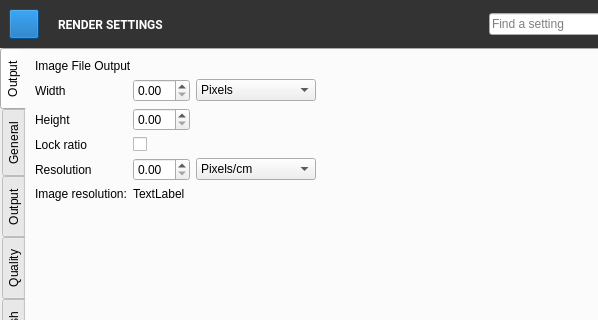
This is QChromosome/rendersettings.ui in Michalaq/ChromosomeVisualizer as Qt 5 draws it before an edit; both pictures show x 0 to 598 and y 0 to 320 of the 800 by 600 pixel window. The edited form follows.
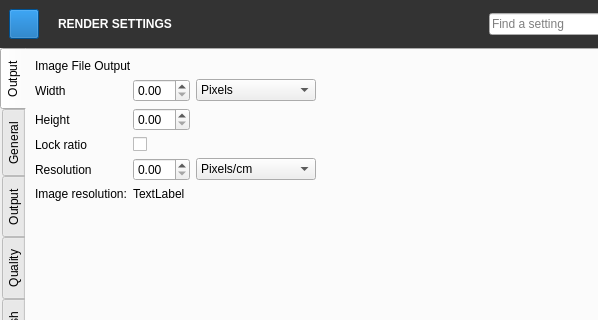
This is the edited form. Icons and pictures are not drawn. Custom widgets are drawn as their Qt base class.

Commit message: Changed class of RenderSettings from QWidget to MainWindow

What changed in the file:
```diff
--- a/QChromosome/rendersettings.ui
+++ b/QChromosome/rendersettings.ui
@@ -1,7 +1,7 @@
 <?xml version="1.0" encoding="UTF-8"?>
 <ui version="4.0">
  <class>RenderSettings</class>
- <widget class="QWidget" name="RenderSettings">
+ <widget class="QMainWindow" name="RenderSettings">
   <property name="geometry">
    <rect>
     <x>0</x>
@@ -274,6 +274,10 @@
 .label {
 	min-height: 30px;
 }</string>
+  </property>
+  <widget class="QWidget" name="centralwidget">
+   <property name="windowTitle">
+    <string>Material Browser</string>
   </property>
   <layout class="QVBoxLayout" name="verticalLayout">
    <property name="spacing">
@@ -351,20 +355,16 @@
       </item>
       <item>
        <widget class="QLabel" name="label">
-        <property name="font">
-         <font>
-          <family>Roboto</family>
-          <weight>75</weight>
-          <bold>true</bold>
-         </font>
-        </property>
         <property name="styleSheet">
          <string notr="true">color: white;
 padding-left: 10px;
 </string>
         </property>
         <property name="text">
-         <string>RENDER SETTINGS</string>
+          <string>&lt;html&gt;&lt;head/&gt;&lt;body&gt;&lt;p&gt;&lt;span style=&quot; font-weight:600;&quot;&gt;RENDER SETTINGS&lt;/span&gt;&lt;/p&gt;&lt;/body&gt;&lt;/html&gt;</string>
+         </property>
+         <property name="textFormat">
+          <enum>Qt::AutoText</enum>
         </property>
        </widget>
       </item>
@@ -1499,6 +1499,7 @@
    </item>
   </layout>
  </widget>
+ </widget>
  <customwidgets>
   <customwidget>
    <class>MediaControl</class>
```
Left out of the diff: 10 changed lines with no effect on the pictures. Lines whose indentation alone changed are shown as unchanged. The commit also changes 3 other files.
